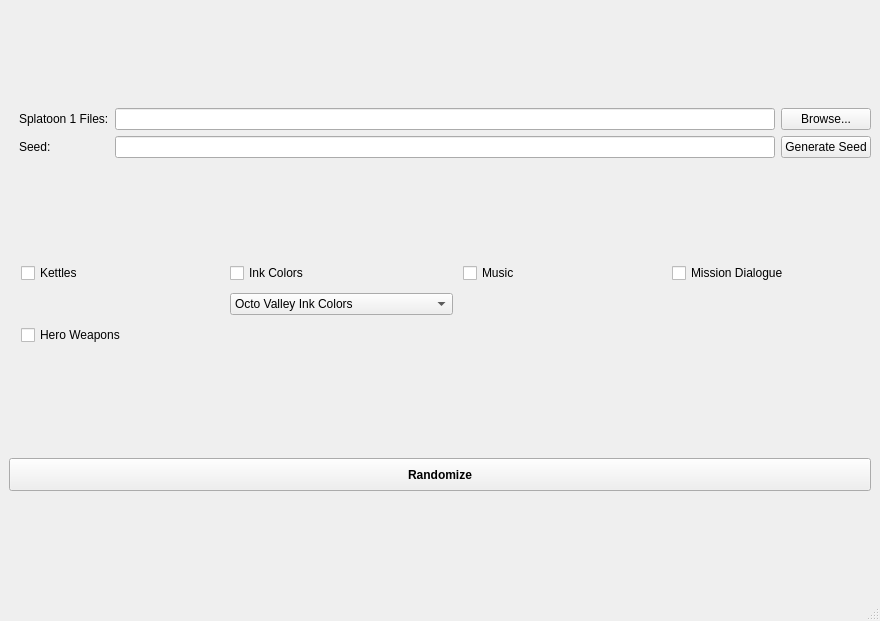
Qt form mainUI.ui (techmuse8/Octo-Valley-Randomizer) before a commit.
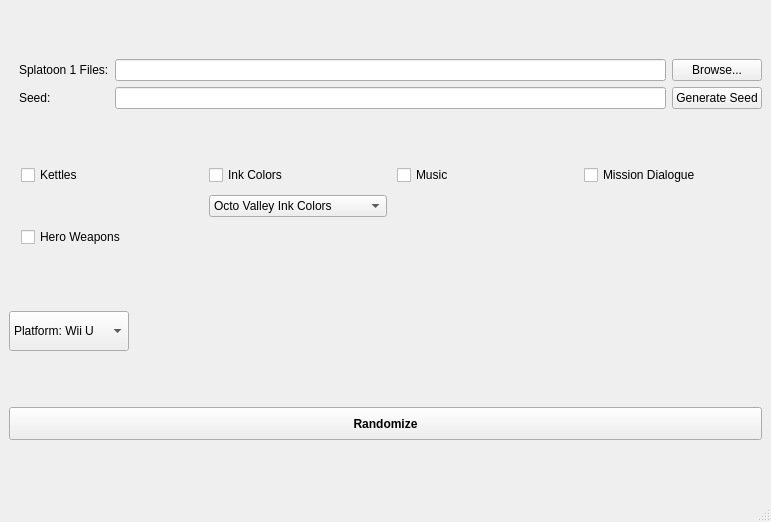
The same form after that commit.

Commit message: oops I forgot the UI file

Diff of the .ui file:
```diff
--- a/mainUI.ui
+++ b/mainUI.ui
@@ -2,12 +2,15 @@
 <ui version="4.0">
  <class>MainWindow</class>
  <widget class="QMainWindow" name="MainWindow">
+  <property name="windowModality">
+   <enum>Qt::NonModal</enum>
+  </property>
   <property name="geometry">
    <rect>
     <x>0</x>
     <y>0</y>
-    <width>880</width>
-    <height>621</height>
+    <width>771</width>
+    <height>522</height>
    </rect>
   </property>
   <property name="windowTitle">
@@ -65,7 +68,11 @@
          </widget>
         </item>
         <item row="0" column="1">
-         <widget class="QLineEdit" name="splatoon1Path"/>
+         <widget class="QLineEdit" name="splatoon1Path">
+          <property name="readOnly">
+           <bool>true</bool>
+          </property>
+         </widget>
         </item>
         <item row="1" column="0">
          <widget class="QLabel" name="label_2">
@@ -120,11 +127,6 @@
             <string>Multiplayer Ink Colors</string>
            </property>
           </item>
-          <item>
-           <property name="text">
-            <string>Octo Valley + Multiplayer Ink Colors</string>
-           </property>
-          </item>
          </widget>
         </item>
         <item row="1" column="0">
@@ -141,7 +143,7 @@
          </widget>
         </item>
         <item row="1" column="2">
-         <widget class="QCheckBox" name="checkBox_7">
+         <widget class="QCheckBox" name="musicCheckBox">
           <property name="text">
            <string>Music</string>
           </property>
@@ -159,7 +161,37 @@
      </layout>
     </item>
     <item>
-     <layout class="QGridLayout" name="gridLayout_3"/>
+     <widget class="QComboBox" name="platformDropdown">
+      <property name="maximumSize">
+       <size>
+        <width>120</width>
+        <height>40</height>
+       </size>
+      </property>
+      <property name="placeholderText">
+       <string/>
+      </property>
+      <property name="frame">
+       <bool>true</bool>
+      </property>
+      <item>
+       <property name="text">
+        <string>Platform: Wii U</string>
+       </property>
+      </item>
+      <item>
+       <property name="text">
+        <string>Platform: Cemu</string>
+       </property>
+      </item>
+     </widget>
+    </item>
+    <item>
+     <layout class="QHBoxLayout" name="horizontalLayout_3">
+      <item>
+       <layout class="QGridLayout" name="gridLayout_3"/>
+      </item>
+     </layout>
     </item>
     <item>
      <widget class="QPushButton" name="randomizeButton">
@@ -187,7 +219,7 @@
     <rect>
      <x>0</x>
      <y>0</y>
-     <width>880</width>
+     <width>771</width>
      <height>22</height>
     </rect>
    </property>
```
